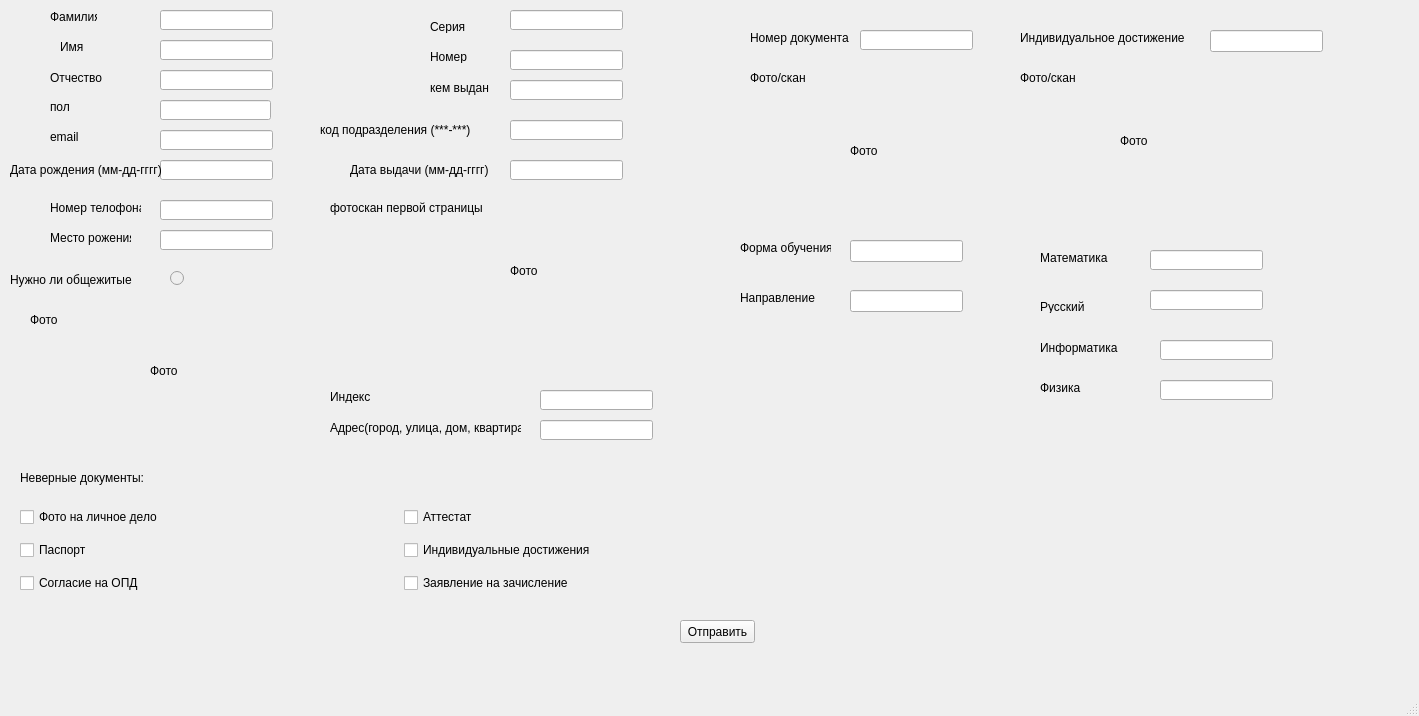
The window that personal.ui (BagrKonstantin/nti_contest_alfa) describes before a commit, drawn with Qt 5.
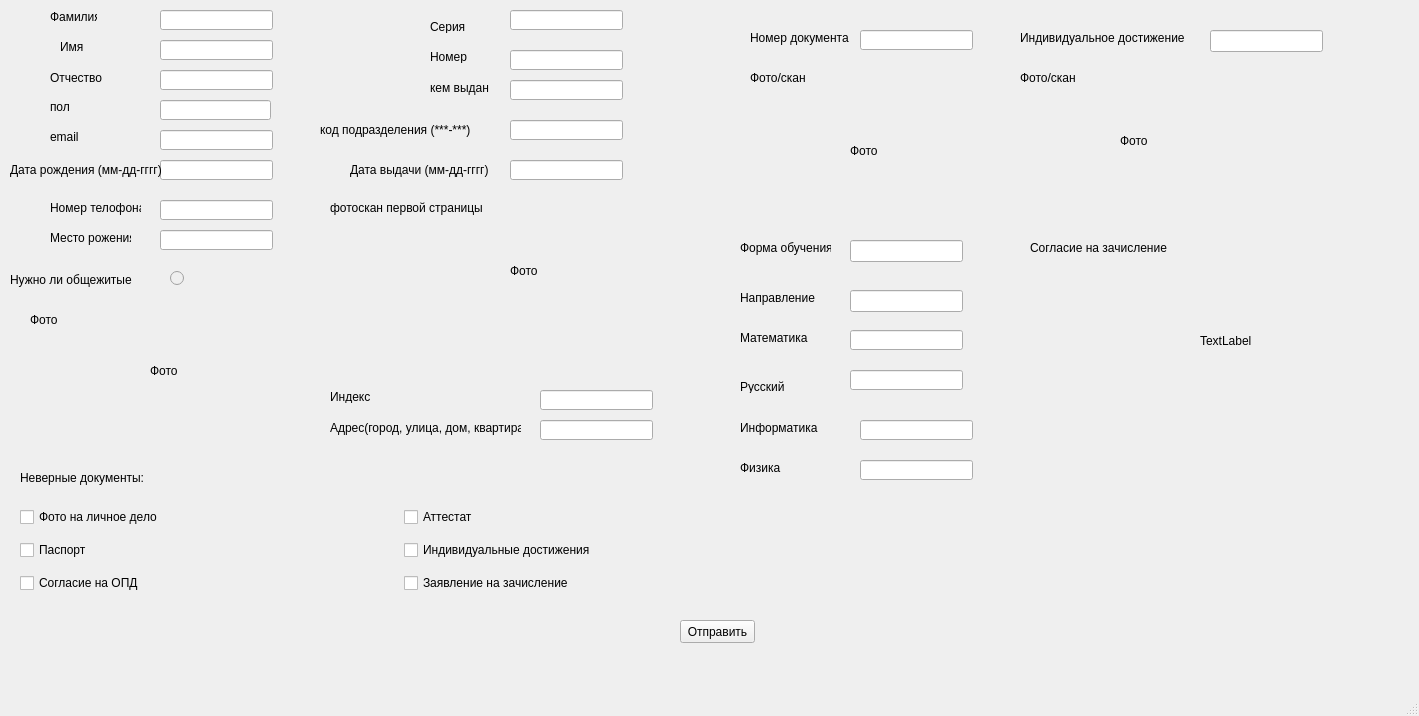
The same window after the commit.

```diff
--- a/personal.ui
+++ b/personal.ui
@@ -516,8 +516,8 @@
    <widget class="QLabel" name="label_54">
     <property name="geometry">
      <rect>
-      <x>1040</x>
-      <y>300</y>
+      <x>740</x>
+      <y>380</y>
       <width>47</width>
       <height>13</height>
      </rect>
@@ -594,8 +594,8 @@
    <widget class="QLabel" name="label_56">
     <property name="geometry">
      <rect>
-      <x>1040</x>
-      <y>250</y>
+      <x>740</x>
+      <y>330</y>
       <width>81</width>
       <height>16</height>
      </rect>
@@ -607,8 +607,8 @@
    <widget class="QLineEdit" name="lineEdit_math_2">
     <property name="geometry">
      <rect>
-      <x>1150</x>
-      <y>250</y>
+      <x>850</x>
+      <y>330</y>
       <width>113</width>
       <height>20</height>
      </rect>
@@ -620,8 +620,8 @@
    <widget class="QLineEdit" name="lineEdit_rus_2">
     <property name="geometry">
      <rect>
-      <x>1150</x>
-      <y>290</y>
+      <x>850</x>
+      <y>370</y>
       <width>113</width>
       <height>20</height>
      </rect>
@@ -633,8 +633,8 @@
    <widget class="QLineEdit" name="lineEdit_inf">
     <property name="geometry">
      <rect>
-      <x>1160</x>
-      <y>340</y>
+      <x>860</x>
+      <y>420</y>
       <width>113</width>
       <height>20</height>
      </rect>
@@ -646,8 +646,8 @@
    <widget class="QLabel" name="label_51">
     <property name="geometry">
      <rect>
-      <x>1040</x>
-      <y>340</y>
+      <x>740</x>
+      <y>420</y>
       <width>121</width>
       <height>16</height>
      </rect>
@@ -685,8 +685,8 @@
    <widget class="QLineEdit" name="lineEdit_fizika">
     <property name="geometry">
      <rect>
-      <x>1160</x>
-      <y>380</y>
+      <x>860</x>
+      <y>460</y>
       <width>113</width>
       <height>20</height>
      </rect>
@@ -701,8 +701,8 @@
    <widget class="QLabel" name="label_55">
     <property name="geometry">
      <rect>
-      <x>1040</x>
-      <y>380</y>
+      <x>740</x>
+      <y>460</y>
       <width>121</width>
       <height>16</height>
      </rect>
@@ -828,6 +828,32 @@
      <string>пол</string>
     </property>
    </widget>
+   <widget class="QLabel" name="label_3">
+    <property name="geometry">
+     <rect>
+      <x>1030</x>
+      <y>240</y>
+      <width>151</width>
+      <height>16</height>
+     </rect>
+    </property>
+    <property name="text">
+     <string>Согласие на зачисление</string>
+    </property>
+   </widget>
+   <widget class="QLabel" name="soglasie_na_zachislenie">
+    <property name="geometry">
+     <rect>
+      <x>1200</x>
+      <y>240</y>
+      <width>131</width>
+      <height>201</height>
+     </rect>
+    </property>
+    <property name="text">
+     <string>TextLabel</string>
+    </property>
+   </widget>
   </widget>
   <widget class="QMenuBar" name="menubar">
    <property name="geometry">
```
Left out of the diff: 2 changed lines with no effect on the pictures.
